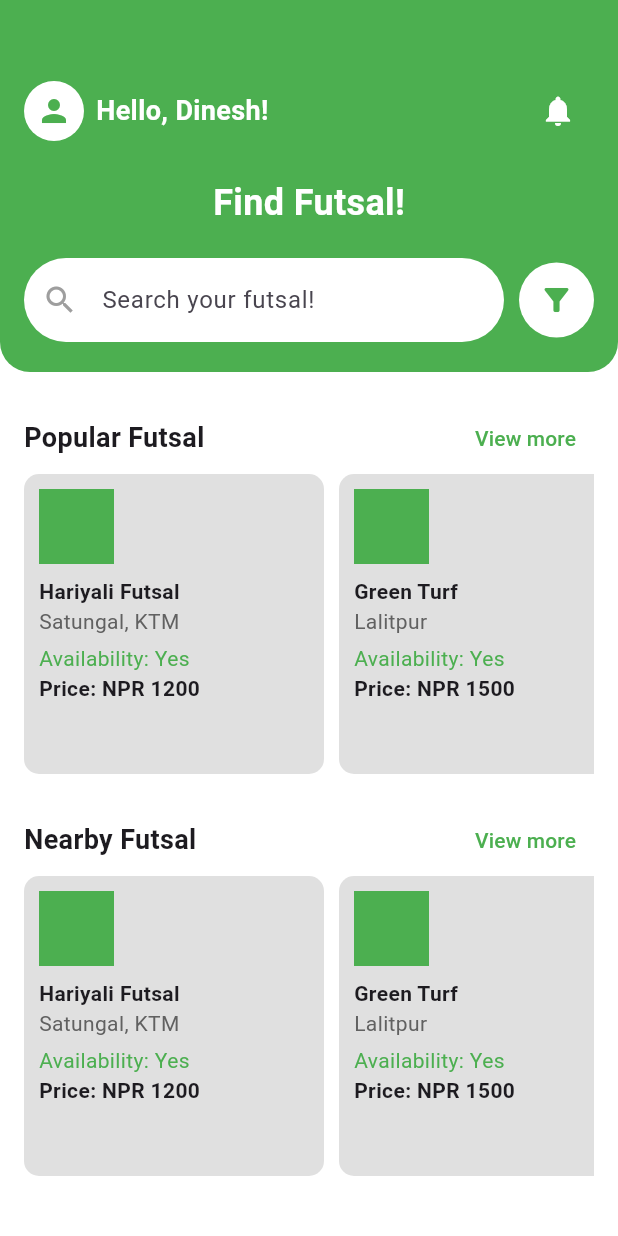
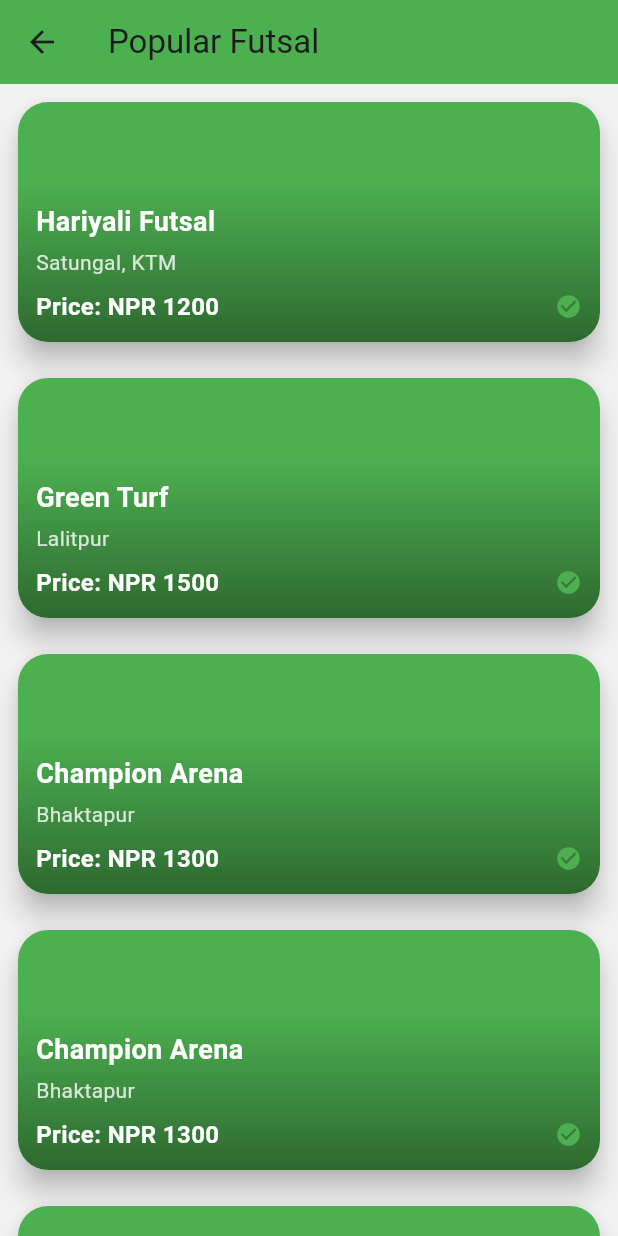
Before and after one commit to Dinesh-jrr/Futsal-Booking-System, a Flutter app: the HomePage screen opened directly, after a tap on "View more", on a phone screen of 412 x 824 dp. Run offline on Flutter 3.47's test engine with Material 3 defaults, Android fonts, the phone set to English and light mode, and no system bars; our stand-ins replace shared_preferences; accounts and stored records are empty.

Commit message:
nearby and popular futsals design added

```diff
--- a/lib/presentation/Main_Pages/HomePage.dart
+++ b/lib/presentation/Main_Pages/HomePage.dart
@@ -1,4 +1,6 @@
 import 'package:flutter/material.dart';
+import 'popularFutsal.dart'; // Import the Popular Futsal page
+import 'nearbyFutsal.dart';  // Import the Nearby Futsal page
 
 class HomePage extends StatelessWidget {
   const HomePage({super.key});
@@ -12,6 +14,7 @@ class HomePage extends StatelessWidget {
           children: [
             // Top Header Section
             Container(
+              height: 300,
               decoration: const BoxDecoration(
                 color: Colors.green,
                 borderRadius: BorderRadius.only(
@@ -45,18 +48,18 @@ class HomePage extends StatelessWidget {
                         ],
                       ),
                       IconButton(
-                        icon: const Icon(Icons.notifications, color: Colors.white),
+                        icon: const Icon(Icons.notifications, color: Colors.white),iconSize: 40.0,
                         onPressed: () {
                           // Handle notification click
                         },
                       ),
                     ],
                   ),
-                  const SizedBox(height: 20),
+                  const SizedBox(height: 40),
                   // Title
                   const Center(
                     child: Text(
-                      "Find Futsal!",
+                      "Find Futsal !",
                       style: TextStyle(
                         color: Colors.white,
                         fontSize: 24,
@@ -105,11 +108,11 @@ class HomePage extends StatelessWidget {
             const SizedBox(height: 20),
 
             // Popular Futsal Section
-            _buildFutsalSection(title: "Popular Futsal", context: context),
+            _buildFutsalSection(title: "Popular Futsal", context: context,navigateTo: const PopularFutsalPage(),),
             const SizedBox(height: 20),
 
             // Nearby Futsal Section
-            _buildFutsalSection(title: "Nearby Futsal", context: context),
+            _buildFutsalSection(title: "Nearby Futsal", context: context,navigateTo: const NearbyFutsalPage(),),
           ],
         ),
       ),
@@ -117,7 +120,7 @@ class HomePage extends StatelessWidget {
   }
 
   // Function to build the futsal section
-  Widget _buildFutsalSection({required String title, required BuildContext context}) {
+  Widget _buildFutsalSection({required String title, required BuildContext context, required Widget navigateTo}) {
     return Padding(
       padding: const EdgeInsets.symmetric(horizontal: 16.0),
       child: Column(
@@ -133,6 +136,10 @@ class HomePage extends StatelessWidget {
               TextButton(
                 onPressed: () {
                   // Handle View More navigation
+                  Navigator.push(
+                    context,
+                    MaterialPageRoute(builder: (context) => navigateTo),
+                  );
                 },
                 child: const Text("View more", style: TextStyle(color: Colors.green)),
               ),
--- /dev/null
+++ b/lib/presentation/Main_Pages/nearbyFutsal.dart
@@ -0,0 +1,53 @@
+import 'package:flutter/material.dart';
+
+class NearbyFutsalPage extends StatelessWidget {
+  const NearbyFutsalPage({super.key});
+
+  @override
+  Widget build(BuildContext context) {
+    return Scaffold(
+      appBar: AppBar(
+        title: const Text("Nearby Futsal"),
+        backgroundColor: Colors.green,
+      ),
+      body: ListView(
+        children: [
+          FutsalCard(name: "Local Futsal A", location: "Kathmandu", price: 1000),
+          FutsalCard(name: "Local Futsal B", location: "Lalitpur", price: 1200),
+          // Add more futsal cards here
+        ],
+      ),
+    );
+  }
+}
+
+class FutsalCard extends StatelessWidget {
+  final String name;
+  final String location;
+  final int price;
+
+  const FutsalCard({
+    super.key,
+    required this.name,
+    required this.location,
+    required this.price,
+  });
+
+  @override
+  Widget build(BuildContext context) {
+    return Card(
+      margin: const EdgeInsets.all(10),
+      child: Padding(
+        padding: const EdgeInsets.all(8.0),
+        child: Column(
+          crossAxisAlignment: CrossAxisAlignment.start,
+          children: [
+            Text(name, style: const TextStyle(fontWeight: FontWeight.bold)),
+            Text(location, style: TextStyle(color: Colors.grey[700])),
+            Text("Price: NPR $price", style: const TextStyle(fontWeight: FontWeight.bold)),
+          ],
+        ),
+      ),
+    );
+  }
+}
--- /dev/null
+++ b/lib/presentation/Main_Pages/popularFutsal.dart
@@ -0,0 +1,141 @@
+import 'package:flutter/material.dart';
+
+class PopularFutsalPage extends StatelessWidget {
+  const PopularFutsalPage({super.key});
+
+  @override
+  Widget build(BuildContext context) {
+    return Scaffold(
+      appBar: AppBar(
+        title: const Text("Popular Futsal"),
+        backgroundColor: Colors.green,
+      ),
+      body: ListView(
+        children: [
+          const FutsalCard(name: "Hariyali Futsal", location: "Satungal, KTM", price: 1200),
+          const FutsalCard(name: "Green Turf", location: "Lalitpur", price: 1500),
+          const FutsalCard(name: "Champion Arena", location: "Bhaktapur", price: 1300),
+          const FutsalCard(name: "Champion Arena", location: "Bhaktapur", price: 1300),
+          const FutsalCard(name: "Champion Arena", location: "Bhaktapur", price: 1300),
+          const FutsalCard(name: "Champion Arena", location: "Bhaktapur", price: 1300),
+          const FutsalCard(name: "Champion Arena", location: "Bhaktapur", price: 1300),
+          const FutsalCard(name: "Champion Arena", location: "Bhaktapur", price: 1300),
+          const FutsalCard(name: "Champion Arena", location: "Bhaktapur", price: 1300),
+          const FutsalCard(name: "Champion Arena", location: "Bhaktapur", price: 1300),
+          // Add more futsal cards here
+        ],
+      ),
+    );
+  }
+}
+//futal card
+class FutsalCard extends StatelessWidget {
+  final String name;
+  final String location;
+  final int price;
+  final String imageUrl; // Optional image for background
+
+  const FutsalCard({
+    super.key,
+    required this.name,
+    required this.location,
+    required this.price,
+    this.imageUrl = '', // Default to empty if no image
+  });
+
+  @override
+  Widget build(BuildContext context) {
+    return Card(
+      margin: const EdgeInsets.all(12),
+      elevation: 8,  // Add shadow to make the card stand out
+      shape: RoundedRectangleBorder(
+        borderRadius: BorderRadius.circular(20),  // Rounded corners
+      ),
+      child: ClipRRect(
+        borderRadius: BorderRadius.circular(20),
+        child: Stack(
+          children: [
+            // Background image or color
+            if (imageUrl.isNotEmpty)
+              Image.network(
+                imageUrl, // Use image URL or local asset
+                height: 160,
+                width: double.infinity,
+                fit: BoxFit.cover,
+              )
+            else
+              Container(
+                height: 160,
+                width: double.infinity,
+                color: Colors.green,  // Fallback color if no image
+              ),
+            // Content overlay
+            Positioned(
+              bottom: 0,
+              left: 0,
+              right: 0,
+              child: Container(
+                padding: const EdgeInsets.all(12),
+                decoration: BoxDecoration(
+                  gradient: LinearGradient(
+                    colors: [Colors.black.withOpacity(0.4), Colors.transparent],
+                    begin: Alignment.bottomCenter,
+                    end: Alignment.topCenter,
+                  ),
+                  borderRadius: const BorderRadius.only(
+                    bottomLeft: Radius.circular(20),
+                    bottomRight: Radius.circular(20),
+                  ),
+                ),
+                child: Column(
+                  crossAxisAlignment: CrossAxisAlignment.start,
+                  children: [
+                    // Name
+                    Text(
+                      name,
+                      style: const TextStyle(
+                        fontWeight: FontWeight.bold,
+                        fontSize: 18,
+                        color: Colors.white,
+                      ),
+                    ),
+                    const SizedBox(height: 4),
+                    // Location
+                    Text(
+                      location,
+                      style: TextStyle(
+                        color: Colors.white.withOpacity(0.8),
+                        fontSize: 14,
+                      ),
+                    ),
+                    const SizedBox(height: 8),
+                    // Price and Availability
+                    Row(
+                      mainAxisAlignment: MainAxisAlignment.spaceBetween,
+                      children: [
+                        Text(
+                          "Price: NPR $price",
+                          style: const TextStyle(
+                            fontWeight: FontWeight.bold,
+                            fontSize: 16,
+                            color: Colors.white,
+                          ),
+                        ),
+                        // Add availability icon
+                        const Icon(
+                          Icons.check_circle,
+                          color: Colors.green,
+                          size: 18,
+                        ),
+                      ],
+                    ),
+                  ],
+                ),
+              ),
+            ),
+          ],
+        ),
+      ),
+    );
+  }
+}
```
